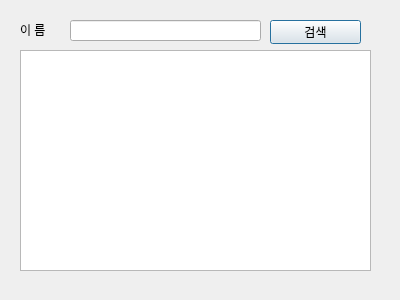
Old version of the form searchdialog.ui in the repository ultisy/misctool_qt.
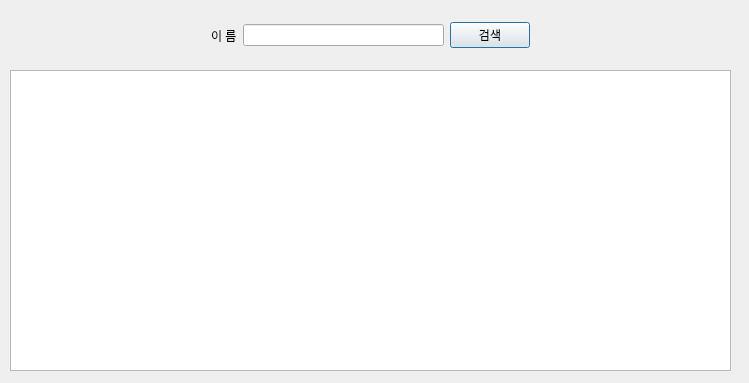
New version of the form.

```diff
--- a/searchdialog.ui
+++ b/searchdialog.ui
@@ -6,58 +6,77 @@
    <rect>
     <x>0</x>
     <y>0</y>
-    <width>400</width>
-    <height>300</height>
+    <width>749</width>
+    <height>383</height>
    </rect>
   </property>
   <property name="windowTitle">
    <string>Dialog</string>
   </property>
-  <widget class="QLineEdit" name="lineEdit">
-   <property name="geometry">
-    <rect>
-     <x>70</x>
-     <y>20</y>
-     <width>191</width>
-     <height>21</height>
-    </rect>
-   </property>
-  </widget>
-  <widget class="QPushButton" name="pushButton">
-   <property name="geometry">
-    <rect>
-     <x>270</x>
-     <y>20</y>
-     <width>91</width>
-     <height>24</height>
-    </rect>
-   </property>
-   <property name="text">
-    <string>검색</string>
-   </property>
-  </widget>
   <widget class="QTableView" name="tableView">
    <property name="geometry">
     <rect>
-     <x>20</x>
-     <y>50</y>
-     <width>351</width>
-     <height>221</height>
+     <x>10</x>
+     <y>70</y>
+     <width>721</width>
+     <height>301</height>
     </rect>
    </property>
   </widget>
-  <widget class="QLabel" name="label">
+  <widget class="QWidget" name="horizontalLayoutWidget">
    <property name="geometry">
     <rect>
-     <x>20</x>
-     <y>20</y>
-     <width>51</width>
-     <height>20</height>
+     <x>10</x>
+     <y>10</y>
+     <width>721</width>
+     <height>51</height>
     </rect>
    </property>
-   <property name="text">
-    <string>이 름</string>
-   </property>
+   <layout class="QHBoxLayout" name="horizontalLayout">
+    <item>
+     <spacer name="horizontalSpacer">
+      <property name="orientation">
+       <enum>Qt::Orientation::Horizontal</enum>
+      </property>
+      <property name="sizeHint" stdset="0">
+       <size>
+        <width>40</width>
+        <height>20</height>
+       </size>
+      </property>
+     </spacer>
+    </item>
+    <item>
+     <widget class="QLabel" name="label">
+      <property name="text">
+       <string>이 름</string>
+      </property>
+     </widget>
+    </item>
+    <item>
+     <widget class="QLineEdit" name="lineEdit"/>
+    </item>
+    <item>
+     <widget class="QPushButton" name="pushButton">
+      <property name="text">
+       <string>검색</string>
+      </property>
+     </widget>
+    </item>
+    <item>
+     <spacer name="horizontalSpacer_2">
+      <property name="orientation">
+       <enum>Qt::Orientation::Horizontal</enum>
+      </property>
+      <property name="sizeHint" stdset="0">
+       <size>
+        <width>40</width>
+        <height>20</height>
+       </size>
+      </property>
+     </spacer>
+    </item>
+   </layout>
   </widget>
  </widget>
  <resources/>
```
Left out of the diff: 4 changed lines with no effect on the pictures.
